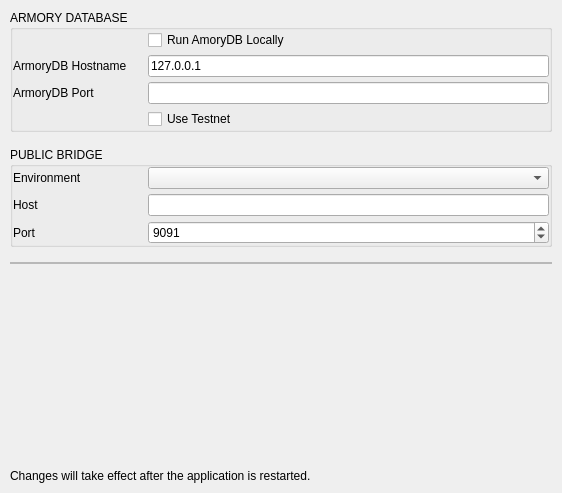
BlockSettle/terminal, file BlockSettleUILib/NetworkSettingsPage.ui: the form before one commit.
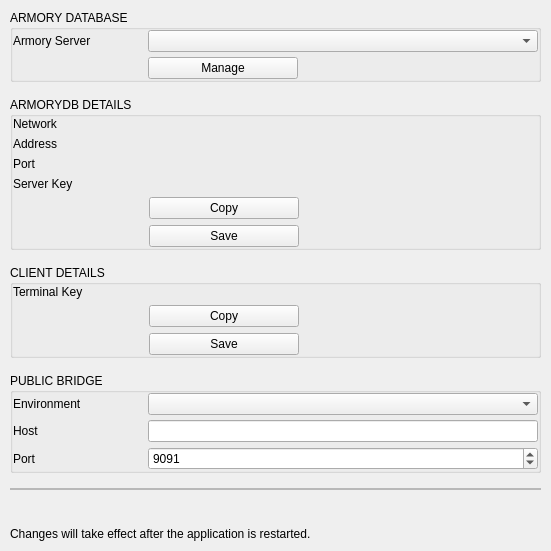
The form after the commit.

Patch:
```diff
--- a/BlockSettleUILib/NetworkSettingsPage.ui
+++ b/BlockSettleUILib/NetworkSettingsPage.ui
@@ -6,8 +6,8 @@
    <rect>
     <x>0</x>
     <y>0</y>
-    <width>562</width>
-    <height>493</height>
+    <width>551</width>
+    <height>551</height>
    </rect>
   </property>
   <property name="windowTitle">
@@ -30,7 +30,13 @@
     <number>10</number>
    </property>
    <item>
-    <widget class="QGroupBox" name="groupBox_2">
+    <widget class="QGroupBox" name="ArmorySettingsGroupBox">
+     <property name="minimumSize">
+      <size>
+       <width>0</width>
+       <height>0</height>
+      </size>
+     </property>
      <property name="title">
       <string>ARMORY DATABASE</string>
      </property>
@@ -75,7 +81,13 @@
           <number>0</number>
          </property>
          <item>
-          <widget class="QLabel" name="runArmoryDBLocallyLabel">
+          <widget class="QLabel" name="armoryDBHostLabel_2">
+           <property name="sizePolicy">
+            <sizepolicy hsizetype="Preferred" vsizetype="Preferred">
+             <horstretch>0</horstretch>
+             <verstretch>0</verstretch>
+            </sizepolicy>
+           </property>
            <property name="minimumSize">
             <size>
              <width>130</width>
@@ -89,16 +101,15 @@
             </size>
            </property>
            <property name="text">
-            <string/>
+            <string>Armory Server</string>
            </property>
+           <property name="wordWrap">
+            <bool>true</bool>
+           </property>
           </widget>
          </item>
          <item>
-          <widget class="QCheckBox" name="runArmoryDBLocallyCheckBox">
-           <property name="text">
-            <string>Run AmoryDB Locally</string>
-           </property>
-          </widget>
+          <widget class="QComboBox" name="comboBoxArmoryServer"/>
          </item>
         </layout>
        </widget>
@@ -142,7 +153,7 @@
             </size>
            </property>
            <property name="text">
-            <string>ArmoryDB Hostname</string>
+            <string/>
            </property>
            <property name="wordWrap">
             <bool>true</bool>
@@ -150,26 +161,57 @@
           </widget>
          </item>
          <item>
-          <widget class="QLineEdit" name="armoryDBHostLineEdit">
+          <widget class="QPushButton" name="pushButtonManageArmory">
+           <property name="minimumSize">
+            <size>
+             <width>150</width>
+             <height>0</height>
+            </size>
+           </property>
+           <property name="maximumSize">
+            <size>
+             <width>16777215</width>
+             <height>16777215</height>
+            </size>
+           </property>
            <property name="text">
-            <string>127.0.0.1</string>
+            <string>Manage</string>
            </property>
           </widget>
          </item>
+         <item>
+          <spacer name="horizontalSpacer_2">
+           <property name="orientation">
+            <enum>Qt::Horizontal</enum>
+           </property>
+           <property name="sizeHint" stdset="0">
+            <size>
+             <width>40</width>
+             <height>20</height>
+            </size>
+           </property>
+          </spacer>
+         </item>
         </layout>
        </widget>
       </item>
+     </layout>
+    </widget>
+   </item>
       <item>
-       <widget class="QWidget" name="horizontalWidget2" native="true">
+    <widget class="QGroupBox" name="ArmoryDetailsGroupBox">
         <property name="minimumSize">
          <size>
           <width>0</width>
           <height>0</height>
          </size>
         </property>
-        <layout class="QHBoxLayout" name="horizontalLayout_3">
+     <property name="title">
+      <string>ARMORYDB DETAILS</string>
+     </property>
+     <layout class="QVBoxLayout" name="verticalLayout_4">
          <property name="spacing">
-          <number>5</number>
+       <number>6</number>
          </property>
          <property name="leftMargin">
           <number>0</number>
@@ -184,7 +226,9 @@
           <number>0</number>
          </property>
          <item>
-          <widget class="QLabel" name="armoryDBPortLabel">
+       <layout class="QHBoxLayout" name="horizontalLayout_14">
+        <item>
+         <widget class="QLabel" name="label_16">
            <property name="minimumSize">
             <size>
              <width>130</width>
@@ -198,30 +242,287 @@
             </size>
            </property>
            <property name="text">
-            <string>ArmoryDB Port</string>
-           </property>
+           <string>Network</string>
+          </property>
+          <property name="alignment">
+           <set>Qt::AlignLeading|Qt::AlignLeft|Qt::AlignVCenter</set>
+          </property>
            <property name="wordWrap">
             <bool>true</bool>
            </property>
           </widget>
          </item>
          <item>
-          <widget class="QLineEdit" name="armoryDBPortLineEdit"/>
-         </item>
-        </layout>
+         <widget class="QLabel" name="labelArmoryServerNetwork">
+          <property name="text">
+           <string/>
+          </property>
+          <property name="whiteLabel" stdset="0">
+           <bool>true</bool>
+          </property>
+         </widget>
+        </item>
+       </layout>
+      </item>
+      <item>
+       <layout class="QHBoxLayout" name="horizontalLayout_13">
+        <item>
+         <widget class="QLabel" name="label_7">
+          <property name="minimumSize">
+           <size>
+            <width>130</width>
+            <height>0</height>
+           </size>
+          </property>
+          <property name="maximumSize">
+           <size>
+            <width>130</width>
+            <height>16777215</height>
+           </size>
+          </property>
+          <property name="text">
+           <string>Address</string>
+          </property>
+          <property name="alignment">
+           <set>Qt::AlignLeading|Qt::AlignLeft|Qt::AlignVCenter</set>
+          </property>
+          <property name="wordWrap">
+           <bool>true</bool>
+          </property>
        </widget>
       </item>
       <item>
-       <widget class="QWidget" name="horizontalWidget3" native="true">
+         <widget class="QLabel" name="labelArmoryServerAddress">
+          <property name="text">
+           <string/>
+          </property>
+          <property name="whiteLabel" stdset="0">
+           <bool>true</bool>
+          </property>
+         </widget>
+        </item>
+       </layout>
+      </item>
+      <item>
+       <layout class="QHBoxLayout" name="horizontalLayout_12">
+        <item>
+         <widget class="QLabel" name="label_6">
         <property name="minimumSize">
          <size>
+            <width>130</width>
+            <height>0</height>
+           </size>
+          </property>
+          <property name="maximumSize">
+           <size>
+            <width>130</width>
+            <height>16777215</height>
+           </size>
+          </property>
+          <property name="text">
+           <string>Port</string>
+          </property>
+          <property name="alignment">
+           <set>Qt::AlignLeading|Qt::AlignLeft|Qt::AlignVCenter</set>
+          </property>
+          <property name="wordWrap">
+           <bool>true</bool>
+          </property>
+         </widget>
+        </item>
+        <item>
+         <widget class="QLabel" name="labelArmoryServerPort">
+          <property name="text">
+           <string/>
+          </property>
+          <property name="whiteLabel" stdset="0">
+           <bool>true</bool>
+          </property>
+         </widget>
+        </item>
+       </layout>
+      </item>
+      <item>
+       <layout class="QHBoxLayout" name="horizontalLayout_11">
+        <item>
+         <widget class="QLabel" name="label_4">
+          <property name="minimumSize">
+           <size>
+            <width>130</width>
+            <height>0</height>
+           </size>
+          </property>
+          <property name="maximumSize">
+           <size>
+            <width>130</width>
+            <height>16777215</height>
+           </size>
+          </property>
+          <property name="text">
+           <string>Server Key</string>
+          </property>
+          <property name="alignment">
+           <set>Qt::AlignLeading|Qt::AlignLeft|Qt::AlignVCenter</set>
+          </property>
+          <property name="wordWrap">
+           <bool>true</bool>
+          </property>
+         </widget>
+        </item>
+        <item>
+         <widget class="QLabel" name="labelArmoryServerKey">
+          <property name="text">
+           <string/>
+          </property>
+          <property name="wordWrap">
+           <bool>true</bool>
+          </property>
+          <property name="whiteLabel" stdset="0">
+           <bool>true</bool>
+          </property>
+         </widget>
+        </item>
+       </layout>
+      </item>
+      <item>
+       <layout class="QHBoxLayout" name="horizontalLayout_10">
+        <item>
+         <widget class="QLabel" name="label_5">
+          <property name="minimumSize">
+           <size>
+            <width>130</width>
+            <height>0</height>
+           </size>
+          </property>
+          <property name="maximumSize">
+           <size>
+            <width>130</width>
+            <height>16777215</height>
+           </size>
+          </property>
+          <property name="text">
+           <string/>
+          </property>
+          <property name="alignment">
+           <set>Qt::AlignLeading|Qt::AlignLeft|Qt::AlignVCenter</set>
+          </property>
+          <property name="wordWrap">
+           <bool>true</bool>
+          </property>
+         </widget>
+        </item>
+        <item>
+         <widget class="QPushButton" name="pushButtonArmoryServerKeyCopy">
+          <property name="minimumSize">
+           <size>
+            <width>150</width>
+            <height>0</height>
+           </size>
+          </property>
+          <property name="maximumSize">
+           <size>
+            <width>16777215</width>
+            <height>16777215</height>
+           </size>
+          </property>
+          <property name="text">
+           <string>Copy</string>
+          </property>
+         </widget>
+        </item>
+        <item>
+         <spacer name="horizontalSpacer_3">
+          <property name="orientation">
+           <enum>Qt::Horizontal</enum>
+          </property>
+          <property name="sizeHint" stdset="0">
+           <size>
+            <width>40</width>
+            <height>20</height>
+           </size>
+          </property>
+         </spacer>
+        </item>
+       </layout>
+      </item>
+      <item>
+       <layout class="QHBoxLayout" name="horizontalLayout_15">
+        <item>
+         <widget class="QLabel" name="label_9">
+          <property name="minimumSize">
+           <size>
+            <width>130</width>
+            <height>0</height>
+           </size>
+          </property>
+          <property name="maximumSize">
+           <size>
+            <width>130</width>
+            <height>16777215</height>
+           </size>
+          </property>
+          <property name="text">
+           <string/>
+          </property>
+          <property name="alignment">
+           <set>Qt::AlignLeading|Qt::AlignLeft|Qt::AlignVCenter</set>
+          </property>
+          <property name="wordWrap">
+           <bool>true</bool>
+          </property>
+         </widget>
+        </item>
+        <item>
+         <widget class="QPushButton" name="pushButtonArmoryServerKeySave">
+          <property name="minimumSize">
+           <size>
+            <width>150</width>
+            <height>0</height>
+           </size>
+          </property>
+          <property name="maximumSize">
+           <size>
+            <width>150</width>
+            <height>16777215</height>
+           </size>
+          </property>
+          <property name="text">
+           <string>Save</string>
+          </property>
+         </widget>
+        </item>
+        <item>
+         <spacer name="horizontalSpacer_6">
+          <property name="orientation">
+           <enum>Qt::Horizontal</enum>
+          </property>
+          <property name="sizeHint" stdset="0">
+           <size>
+            <width>40</width>
+            <height>20</height>
+           </size>
+          </property>
+         </spacer>
+        </item>
+       </layout>
+      </item>
+     </layout>
+    </widget>
+   </item>
+   <item>
+    <widget class="QGroupBox" name="ArmoryDetailsGroupBox_2">
+     <property name="minimumSize">
+      <size>
           <width>0</width>
           <height>0</height>
          </size>
         </property>
-        <layout class="QHBoxLayout" name="horizontalLayout_4">
+     <property name="title">
+      <string>CLIENT DETAILS</string>
+     </property>
+     <layout class="QVBoxLayout" name="verticalLayout_7">
          <property name="spacing">
-          <number>0</number>
+       <number>6</number>
          </property>
          <property name="leftMargin">
           <number>0</number>
@@ -236,30 +537,168 @@
           <number>0</number>
          </property>
          <item>
-          <spacer name="horizontalSpacer">
+       <layout class="QHBoxLayout" name="horizontalLayout_17">
+        <item>
+         <widget class="QLabel" name="label_11">
+          <property name="minimumSize">
+           <size>
+            <width>130</width>
+            <height>0</height>
+           </size>
+          </property>
+          <property name="maximumSize">
+           <size>
+            <width>130</width>
+            <height>16777215</height>
+           </size>
+          </property>
+          <property name="text">
+           <string>Terminal Key</string>
+          </property>
+          <property name="alignment">
+           <set>Qt::AlignLeading|Qt::AlignLeft|Qt::AlignVCenter</set>
+          </property>
+          <property name="wordWrap">
+           <bool>true</bool>
+          </property>
+         </widget>
+        </item>
+        <item>
+         <widget class="QLabel" name="labelArmoryTerminalKey">
+          <property name="text">
+           <string/>
+          </property>
+          <property name="wordWrap">
+           <bool>true</bool>
+          </property>
+          <property name="whiteLabel" stdset="0">
+           <bool>true</bool>
+          </property>
+         </widget>
+        </item>
+       </layout>
+      </item>
+      <item>
+       <layout class="QHBoxLayout" name="horizontalLayout_18">
+        <item>
+         <widget class="QLabel" name="label_12">
+          <property name="minimumSize">
+           <size>
+            <width>130</width>
+            <height>0</height>
+           </size>
+          </property>
+          <property name="maximumSize">
+           <size>
+            <width>130</width>
+            <height>16777215</height>
+           </size>
+          </property>
+          <property name="text">
+           <string/>
+          </property>
+          <property name="alignment">
+           <set>Qt::AlignLeading|Qt::AlignLeft|Qt::AlignVCenter</set>
+          </property>
+          <property name="wordWrap">
+           <bool>true</bool>
+          </property>
+         </widget>
+        </item>
+        <item>
+         <widget class="QPushButton" name="pushButtonArmoryTerminalKeyCopy">
+          <property name="minimumSize">
+           <size>
+            <width>150</width>
+            <height>0</height>
+           </size>
+          </property>
+          <property name="maximumSize">
+           <size>
+            <width>16777215</width>
+            <height>16777215</height>
+           </size>
+          </property>
+          <property name="text">
+           <string>Copy</string>
+          </property>
+         </widget>
+        </item>
+        <item>
+         <spacer name="horizontalSpacer_4">
            <property name="orientation">
             <enum>Qt::Horizontal</enum>
            </property>
-           <property name="sizeType">
-            <enum>QSizePolicy::Fixed</enum>
-           </property>
            <property name="sizeHint" stdset="0">
             <size>
-             <width>135</width>
+            <width>40</width>
              <height>20</height>
             </size>
            </property>
           </spacer>
          </item>
+       </layout>
+      </item>
          <item>
-          <widget class="QCheckBox" name="checkBoxTestnet">
+       <layout class="QHBoxLayout" name="horizontalLayout_19">
+        <item>
+         <widget class="QLabel" name="label_13">
+          <property name="minimumSize">
+           <size>
+            <width>130</width>
+            <height>0</height>
+           </size>
+          </property>
+          <property name="maximumSize">
+           <size>
+            <width>130</width>
+            <height>16777215</height>
+           </size>
+          </property>
            <property name="text">
-            <string>Use Testnet</string>
-           </property>
-          </widget>
-         </item>
-        </layout>
-       </widget>
+           <string/>
+          </property>
+          <property name="alignment">
+           <set>Qt::AlignLeading|Qt::AlignLeft|Qt::AlignVCenter</set>
+          </property>
+          <property name="wordWrap">
+           <bool>true</bool>
+          </property>
+         </widget>
+        </item>
+        <item>
+         <widget class="QPushButton" name="pushButtonArmoryTerminalKeySave">
+          <property name="minimumSize">
+           <size>
+            <width>150</width>
+            <height>0</height>
+           </size>
+          </property>
+          <property name="maximumSize">
+           <size>
+            <width>150</width>
+            <height>16777215</height>
+           </size>
+          </property>
+          <property name="text">
+           <string>Save</string>
+          </property>
+         </widget>
+        </item>
+        <item>
+         <spacer name="horizontalSpacer_7">
+          <property name="orientation">
+           <enum>Qt::Horizontal</enum>
+          </property>
+          <property name="sizeHint" stdset="0">
+           <size>
+            <width>40</width>
+            <height>20</height>
+           </size>
+          </property>
+         </spacer>
+        </item>
+       </layout>
       </item>
      </layout>
     </widget>
@@ -293,7 +732,7 @@
           <height>0</height>
          </size>
         </property>
-        <layout class="QHBoxLayout" name="horizontalLayout_7">
+        <layout class="QHBoxLayout" name="horizontalLayout_16">
          <property name="spacing">
           <number>5</number>
          </property>
@@ -310,7 +749,7 @@
           <number>0</number>
          </property>
          <item>
-          <widget class="QLabel" name="labelEnv">
+          <widget class="QLabel" name="label_8">
            <property name="minimumSize">
             <size>
              <width>130</width>
```
Left out of the diff: 113 changed lines with no effect on the pictures. Lines whose indentation alone changed are shown as unchanged.
